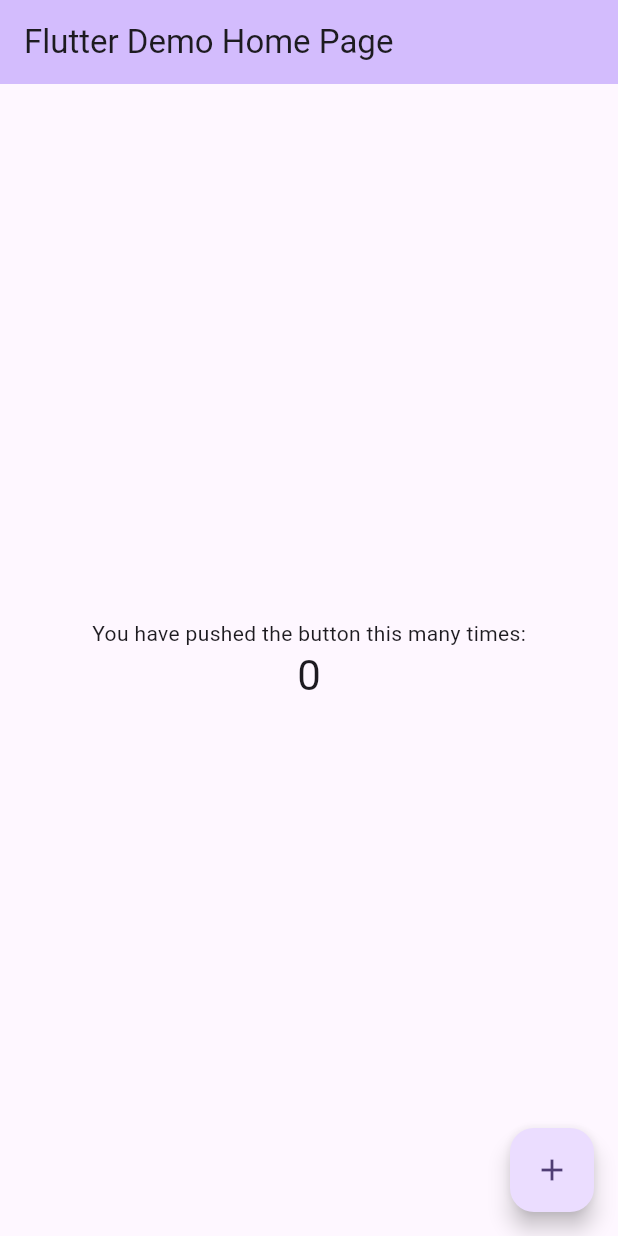
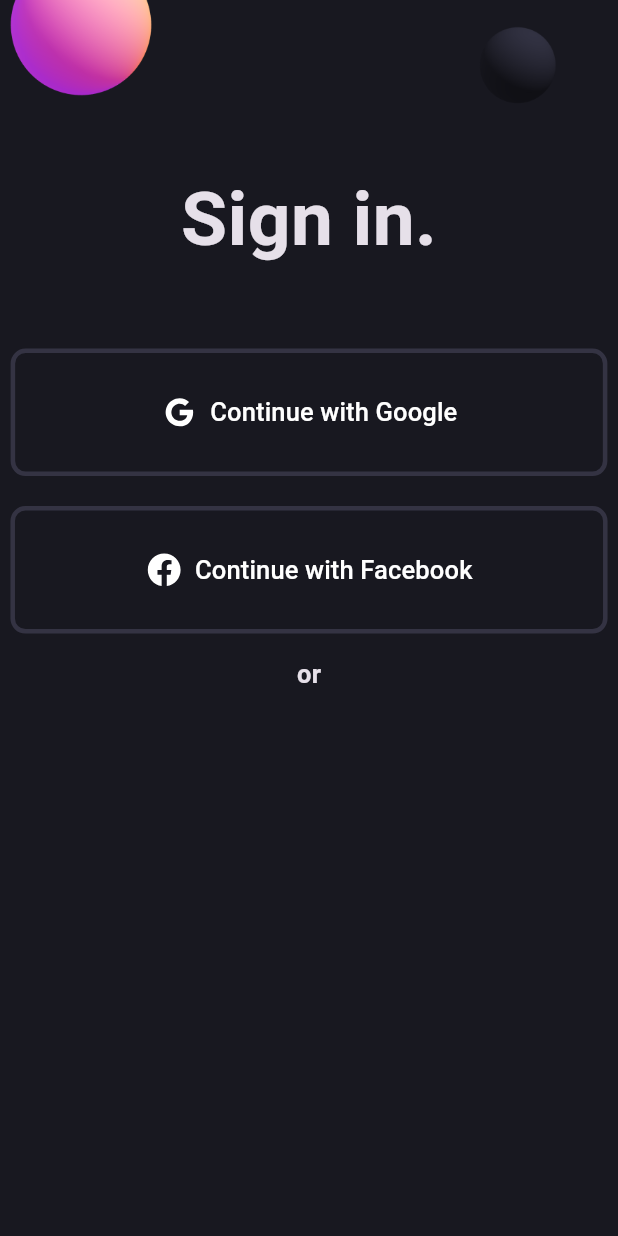
Before and after one commit to wanshmain/major-project, a Flutter app: the screen it shows after launch, on a phone screen of 412 x 824 dp. Run offline on Flutter 3.47's test engine with Material 3 defaults, Android fonts, the phone set to English and light mode, and no system bars; our stand-ins replace flutter_svg.

Commit message:
login page part1

```diff
--- /dev/null
+++ b/lib/login_screen.dart
@@ -0,0 +1,55 @@
+import 'package:flutter/material.dart';
+import 'package:major_project/widgets/social_button.dart';
+
+class LoginScreen extends StatelessWidget {
+  const LoginScreen({Key? key}) : super(key: key);
+
+  @override
+  Widget build(BuildContext context) {
+    return Scaffold(
+      body: SingleChildScrollView(
+        child: Center(
+          child: Column(
+            children: [
+              Image.asset('assets/images/signin_balls.png'),
+              const Text(
+                'Sign in.',
+                style: TextStyle(
+                  fontWeight: FontWeight.bold,
+                  fontSize: 50,
+                ),
+              ),
+              const SizedBox(
+                height: 50,
+              ),
+              const SocialButton(
+                  iconPath: 'assets/svgs/g_logo.svg',
+                  label: 'Continue with Google'),
+              const SizedBox(
+                height: 20,
+              ),
+              const SocialButton(
+                iconPath: 'assets/svgs/f_logo.svg',
+                label: 'Continue with Facebook',
+                horizontalPadding: 90,
+              ),
+              const SizedBox(
+                height: 15,
+              ),
+              const Text(
+                'or',
+                style: TextStyle(
+                  fontWeight: FontWeight.bold,
+                  fontSize: 17,
+                ),
+              ),
+              const SizedBox(
+                height: 15,
+              ),
+            ],
+          ),
+        ),
+      ),
+    );
+  }
+}
--- a/lib/main.dart
+++ b/lib/main.dart
@@ -1,4 +1,6 @@
 import 'package:flutter/material.dart';
+import 'package:major_project/login_screen.dart';
+import 'package:major_project/pallete.dart';
 
 void main() {
   runApp(const MyApp());
@@ -6,120 +8,15 @@
 
 class MyApp extends StatelessWidget {
   const MyApp({super.key});
-
-  // This widget is the root of your application.
   @override
   Widget build(BuildContext context) {
     return MaterialApp(
       title: 'Flutter Demo',
-      theme: ThemeData(
-        // This is the theme of your application.
-        //
-        // TRY THIS: Try running your application with "flutter run". You'll see
-        // the application has a purple toolbar. Then, without quitting the app,
-        // try changing the seedColor in the colorScheme below to Colors.green
-        // and then invoke "hot reload" (save your changes or press the "hot
-        // reload" button in a Flutter-supported IDE, or press "r" if you used
-        // the command line to start the app).
-        //
-        // Notice that the counter didn't reset back to zero; the application
-        // state is not lost during the reload. To reset the state, use hot
-        // restart instead.
-        //
-        // This works for code too, not just values: Most code changes can be
-        // tested with just a hot reload.
-        colorScheme: ColorScheme.fromSeed(seedColor: Colors.deepPurple),
-        useMaterial3: true,
+      theme: ThemeData.dark().copyWith(
+scaffoldBackgroundColor: Pallete.backgroundColor,
+
       ),
-      home: const MyHomePage(title: 'Flutter Demo Home Page'),
+      home: const LoginScreen(),
     );
   }
 }
-
-class MyHomePage extends StatefulWidget {
-  const MyHomePage({super.key, required this.title});
-
-  // This widget is the home page of your application. It is stateful, meaning
-  // that it has a State object (defined below) that contains fields that affect
-  // how it looks.
-
-  // This class is the configuration for the state. It holds the values (in this
-  // case the title) provided by the parent (in this case the App widget) and
-  // used by the build method of the State. Fields in a Widget subclass are
-  // always marked "final".
-
-  final String title;
-
-  @override
-  State<MyHomePage> createState() => _MyHomePageState();
-}
-
-class _MyHomePageState extends State<MyHomePage> {
-  int _counter = 0;
-
-  void _incrementCounter() {
-    setState(() {
-      // This call to setState tells the Flutter framework that something has
-      // changed in this State, which causes it to rerun the build method below
-      // so that the display can reflect the updated values. If we changed
-      // _counter without calling setState(), then the build method would not be
-      // called again, and so nothing would appear to happen.
-      _counter++;
-    });
-  }
-
-  @override
-  Widget build(BuildContext context) {
-    // This method is rerun every time setState is called, for instance as done
-    // by the _incrementCounter method above.
-    //
-    // The Flutter framework has been optimized to make rerunning build methods
-    // fast, so that you can just rebuild anything that needs updating rather
-    // than having to individually change instances of widgets.
-    return Scaffold(
-      appBar: AppBar(
-        // TRY THIS: Try changing the color here to a specific color (to
-        // Colors.amber, perhaps?) and trigger a hot reload to see the AppBar
-        // change color while the other colors stay the same.
-        backgroundColor: Theme.of(context).colorScheme.inversePrimary,
-        // Here we take the value from the MyHomePage object that was created by
-        // the App.build method, and use it to set our appbar title.
-        title: Text(widget.title),
-      ),
-      body: Center(
-        // Center is a layout widget. It takes a single child and positions it
-        // in the middle of the parent.
-        child: Column(
-          // Column is also a layout widget. It takes a list of children and
-          // arranges them vertically. By default, it sizes itself to fit its
-          // children horizontally, and tries to be as tall as its parent.
-          //
-          // Column has various properties to control how it sizes itself and
-          // how it positions its children. Here we use mainAxisAlignment to
-          // center the children vertically; the main axis here is the vertical
-          // axis because Columns are vertical (the cross axis would be
-          // horizontal).
-          //
-          // TRY THIS: Invoke "debug painting" (choose the "Toggle Debug Paint"
-          // action in the IDE, or press "p" in the console), to see the
-          // wireframe for each widget.
-          mainAxisAlignment: MainAxisAlignment.center,
-          children: <Widget>[
-            const Text(
-              'You have pushed the button this many times:',
-            ),
-            Text(
-              '$_counter',
-              style: Theme.of(context).textTheme.headlineMedium,
-            ),
-          ],
-        ),
-      ),
-      floatingActionButton: FloatingActionButton(
-        onPressed: _incrementCounter,
-        tooltip: 'Increment',
-        child: const Icon(Icons.add),
-      ), // This trailing comma makes auto-formatting nicer for build methods.
-    );
-  }
-}
--- /dev/null
+++ b/lib/pallete.dart
@@ -0,0 +1,10 @@
+import 'package:flutter/material.dart';
+
+class Pallete {
+  static const Color backgroundColor = Color.fromRGBO(24, 24, 32, 1);
+  static const Color gradient1 = Color.fromRGBO(187, 63, 221, 1);
+  static const Color gradient2 = Color.fromRGBO(251, 109, 169, 1);
+  static const Color gradient3 = Color.fromRGBO(255, 159, 124, 1);
+  static const Color borderColor = Color.fromRGBO(52, 51, 67, 1);
+  static const Color whiteColor = Colors.white;
+}
--- /dev/null
+++ b/lib/widgets/social_button.dart
@@ -0,0 +1,37 @@
+import 'package:flutter/material.dart';
+import 'package:flutter_svg/flutter_svg.dart';
+import 'package:major_project/pallete.dart';
+
+class SocialButton extends StatelessWidget {
+  final String iconPath;
+  final String label;
+  final double horizontalPadding;
+  const SocialButton({Key? key, required this.iconPath, required this.label,this.horizontalPadding=100,})
+      : super(key: key);
+
+  @override
+  Widget build(BuildContext context) {
+    return TextButton.icon(
+      onPressed: () {},
+      icon: SvgPicture.asset(iconPath, width: 25, color: Pallete.whiteColor),
+      label: Text(
+        label,
+        style: const TextStyle(
+          color: Pallete.whiteColor,
+          fontSize: 17,
+        ),
+      ),
+      style: TextButton.styleFrom(
+        padding:  EdgeInsets.symmetric(vertical: 30, horizontal: horizontalPadding),
+        shape: RoundedRectangleBorder(
+          side:  const BorderSide(
+            color: Pallete.borderColor,
+            width: 3,
+
+          ),
+          borderRadius: BorderRadius.circular(10),
+        ),
+      ),
+    );
+  }
+}
```
Also changed, not shown: pubspec.yaml (+4 -3 lines), assets/images/signin_balls.png (added), assets/svgs/f_logo.svg (added), assets/svgs/g_logo.svg (added), pubspec.lock.
